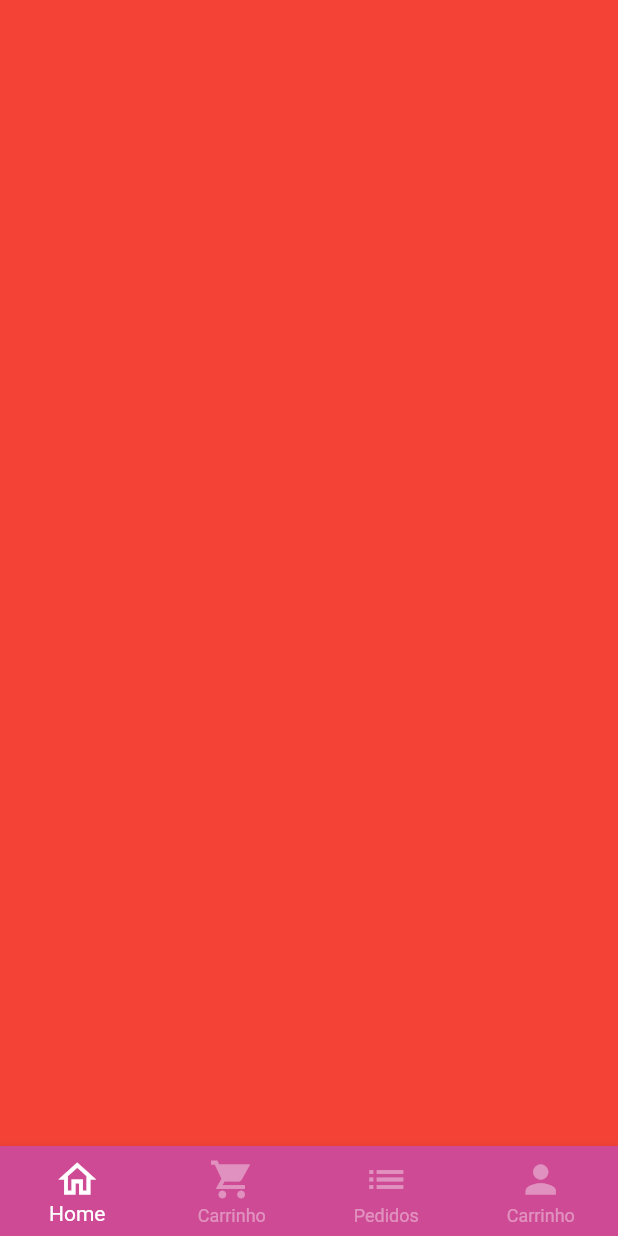
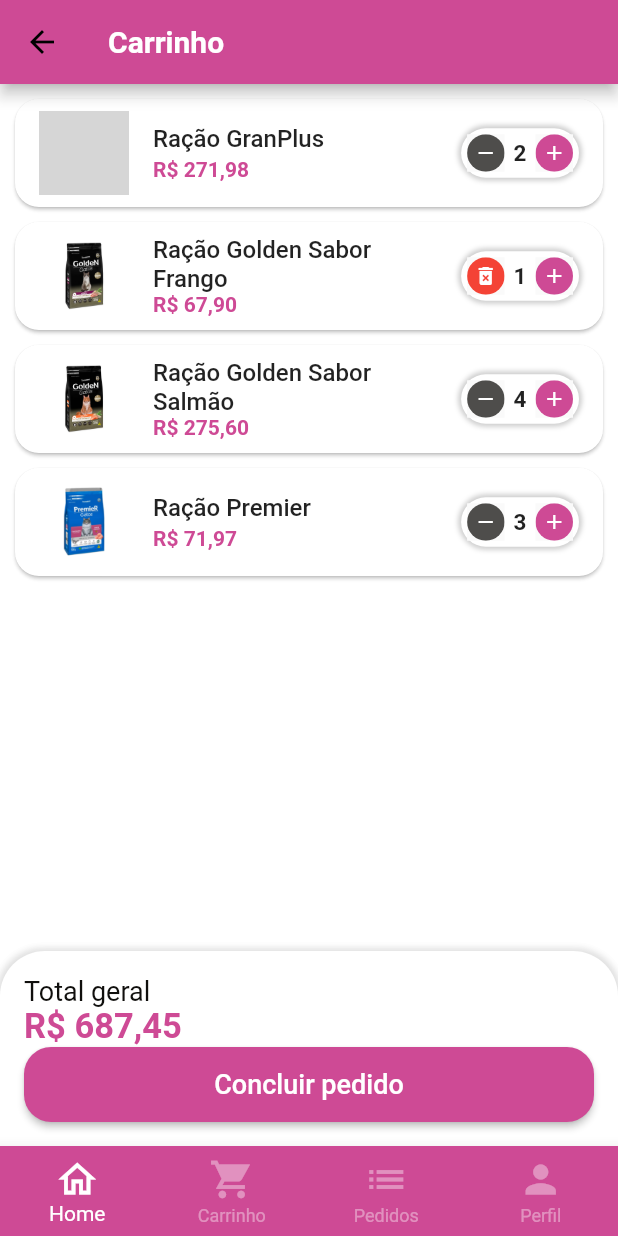
Before and after one commit to luanwertys/flutter_app_feira_tcc, a Flutter app: the BaseScreen screen opened directly, swiped to page 2, on a phone screen of 412 x 824 dp. Run offline on Flutter 3.47's test engine with Material 2 defaults, Android fonts, the phone set to English and light mode, and no system bars; our stand-ins replace animated_text_kit, badges, mask_text_input_formatter; grey boxes are pictures that could not be loaded.

Commit message:
domingão de tcc

```diff
--- a/lib/main.dart
+++ b/lib/main.dart
@@ -21,6 +21,11 @@
             backgroundColor: CustomColors.customContrastColor3,
           ),
         ),
+        outlinedButtonTheme: OutlinedButtonThemeData(
+          style: TextButton.styleFrom(
+            primary: CustomColors.customContrastColor3,
+          ),
+        ),
       ),
       debugShowCheckedModeBanner: false,
       home: const SignInScreen(),
--- a/lib/src/config/app_data.dart
+++ b/lib/src/config/app_data.dart
@@ -1,33 +1,36 @@
 import 'package:flutter_app_cat_happy/src/models/item_model.dart';
+import 'package:flutter_app_cat_happy/src/models/user_model.dart';
+
+import '../models/cart_item_model.dart';
 
 ItemModel granplus = ItemModel(
   description:
       'Ração GranPlus Choice para Gatos Adultos Sabor Frango e Carne 10,1kg',
   imgUrl: 'assets/images/rações/granplus.jpeg',
-  itemName: 'Ração',
+  itemName: 'Ração GranPlus',
   price: 135.99,
-  unit: 'kg',
+  unit: 'Un',
 );
 
 ItemModel golden1 = ItemModel(
   description: 'Ração Golden para Gatos Adultos Castrados Sabor Frango',
   imgUrl: 'assets/images/rações/golden2.jpeg',
-  itemName: 'Ração',
+  itemName: 'Ração Golden Sabor Frango',
   price: 67.90,
-  unit: 'kg',
+  unit: 'Un',
 );
 
 ItemModel golden2 = ItemModel(
   description: 'Ração Golden para Gatos Adultos Castrados Sabor Salmão',
   imgUrl: 'assets/images/rações/golgen.jpeg',
-  itemName: 'Ração',
+  itemName: 'Ração Golden Sabor Salmão',
   price: 68.90,
-  unit: 'kg',
+  unit: 'Un',
 );
 ItemModel premier = ItemModel(
   description: 'Ração Premier para Gatos Castrados de 7 a 11 anos Sabor Frango',
   imgUrl: 'assets/images/rações/primer.jpeg',
-  itemName: 'Ração',
+  itemName: 'Ração Premier',
   price: 23.99,
   unit: 'g',
 );
@@ -37,7 +40,7 @@
   imgUrl: 'assets/images/rações/ração-royal-canin-vitalidade.png',
   itemName: 'Ração',
   price: 68.90,
-  unit: 'kg',
+  unit: 'Un',
 );
 
 ItemModel racao2 = ItemModel(
@@ -45,7 +48,7 @@
   imgUrl: 'assets/images/rações/ração-royal-canin.png',
   itemName: 'Ração',
   price: 68.90,
-  unit: 'kg',
+  unit: 'Un',
 );
 
 List<ItemModel> items = [
@@ -64,3 +67,30 @@
   'Brinquedos',
   'Areias'
 ];
+
+List<CartItemModel> cartItens = [
+  CartItemModel(
+    item: granplus,
+    quantity: 2,
+  ),
+  CartItemModel(
+    item: golden1,
+    quantity: 1,
+  ),
+  CartItemModel(
+    item: golden2,
+    quantity: 4,
+  ),
+  CartItemModel(
+    item: premier,
+    quantity: 3,
+  ),
+];
+
+UserModel user = UserModel(
+  name: 'Luan',
+  email: 'a@2.com.br',
+  phone: '99 9 9999-9999',
+  cpf: '999.999.999-99',
+  password: 'senha@123',
+);
--- /dev/null
+++ b/lib/src/models/cart_item_model.dart
@@ -0,0 +1,13 @@
+import 'package:flutter_app_cat_happy/src/models/item_model.dart';
+
+class CartItemModel {
+  ItemModel item;
+  int quantity;
+
+  CartItemModel({
+    required this.item,
+    required this.quantity,
+  });
+
+  double totalPrice() => item.price * quantity;
+}
--- a/lib/src/pages/auth/sign_in_screen.dart
+++ b/lib/src/pages/auth/sign_in_screen.dart
@@ -1,6 +1,6 @@
 import 'package:animated_text_kit/animated_text_kit.dart';
 import 'package:flutter/material.dart';
-import 'package:flutter_app_cat_happy/src/pages/auth/components/custom_text_field.dart';
+import 'package:flutter_app_cat_happy/src/pages/commom_widgets/custom_text_field.dart';
 import 'package:flutter_app_cat_happy/src/pages/auth/components/custom_text_rich.dart';
 import 'package:flutter_app_cat_happy/src/pages/auth/sing_up_screen.dart';
 import 'package:flutter_app_cat_happy/src/pages/base/base_screen.dart';
--- a/lib/src/pages/auth/sing_up_screen.dart
+++ b/lib/src/pages/auth/sing_up_screen.dart
@@ -1,5 +1,5 @@
 import 'package:flutter/material.dart';
-import 'package:flutter_app_cat_happy/src/pages/auth/components/custom_text_field.dart';
+import 'package:flutter_app_cat_happy/src/pages/commom_widgets/custom_text_field.dart';
 import 'package:flutter_app_cat_happy/src/config/custom_colors.dart';
 import 'package:mask_text_input_formatter/mask_text_input_formatter.dart';
 
--- a/lib/src/pages/base/base_screen.dart
+++ b/lib/src/pages/base/base_screen.dart
@@ -1,6 +1,9 @@
 import 'package:flutter/material.dart';
 import 'package:flutter_app_cat_happy/src/config/custom_colors.dart';
 import 'package:flutter_app_cat_happy/src/pages/home/home_tab.dart';
+
+import '../cart/cart_tab.dart';
+import '../profile/profile_tab.dart';
 
 class BaseScreen extends StatefulWidget {
   const BaseScreen({Key? key}) : super(key: key);
@@ -20,15 +23,11 @@
         controller: pageController,
         children: [
           const HomeTab(),
-          Container(
-            color: Colors.red,
-          ),
+          const CartTab(),
           Container(
             color: Colors.green,
           ),
-          Container(
-            color: Colors.blue,
-          ),
+          const ProfileTab(),
         ],
       ),
       bottomNavigationBar: BottomNavigationBar(
@@ -67,7 +66,7 @@
             icon: Icon(
               Icons.person_sharp,
             ),
-            label: 'Carrinho',
+            label: 'Perfil',
           ),
         ],
       ),
--- /dev/null
+++ b/lib/src/pages/cart/cart_tab.dart
@@ -0,0 +1,170 @@
+import 'package:flutter/material.dart';
+import 'package:flutter_app_cat_happy/src/config/custom_colors.dart';
+import 'package:flutter_app_cat_happy/src/models/cart_item_model.dart';
+import 'package:flutter_app_cat_happy/src/pages/cart/components/cart_title.dart';
+import 'package:flutter_app_cat_happy/src/services/utils_services.dart';
+import 'package:flutter_app_cat_happy/src/config/app_data.dart' as appdata;
+
+class CartTab extends StatefulWidget {
+  const CartTab({Key? key}) : super(key: key);
+
+  @override
+  State<CartTab> createState() => _CartTabState();
+}
+
+class _CartTabState extends State<CartTab> {
+  final UtilsServices utilsServices = UtilsServices();
+
+  void removeItemFronCart(CartItemModel cartItem) {
+    setState(() {
+      appdata.cartItens.remove(cartItem);
+    });
+  }
+
+  double cartTotalPrice() {
+    double total = 0;
+    for (var item in appdata.cartItens) {
+      total += item.totalPrice();
+    }
+
+    return total;
+  }
+
+  @override
+  Widget build(BuildContext context) {
+    return Scaffold(
+      appBar: AppBar(
+        backgroundColor: CustomColors.customContrastColor3,
+        title: Text(
+          'Carrinho',
+          style: TextStyle(
+            color: CustomColors.customContrastColor4,
+            //fontFamily: 'Mulish',
+            fontWeight: FontWeight.bold,
+          ),
+        ),
+      ),
+      body: Column(
+        children: [
+          Expanded(
+            child: ListView.builder(
+              itemCount: appdata.cartItens.length,
+              itemBuilder: (_, index) {
+                return CartTitle(
+                  cartItem: appdata.cartItens[index],
+                  remove: removeItemFronCart,
+                );
+              },
+            ),
+          ),
+          const SizedBox(
+            height: 20,
+          ),
+          Container(
+            padding: const EdgeInsets.all(16),
+            decoration: BoxDecoration(
+              color: CustomColors.customContrastColor4,
+              borderRadius: const BorderRadius.vertical(
+                top: Radius.circular(30),
+              ),
+              boxShadow: [
+                BoxShadow(
+                  color: Colors.grey.shade300,
+                  blurRadius: 3,
+                  spreadRadius: 2,
+                ),
+              ],
+            ),
+            child: Column(
+              crossAxisAlignment: CrossAxisAlignment.stretch,
+              children: [
+                Text(
+                  'Total geral',
+                  style: TextStyle(
+                    fontSize: 18,
+                    color: CustomColors.customContrastColor2,
+                  ),
+                ),
+                Text(
+                  utilsServices.princeTocurrncy(
+                    cartTotalPrice(),
+                  ),
+                  style: TextStyle(
+                    fontSize: 23,
+                    color: CustomColors.customContrastColor3,
+                    fontWeight: FontWeight.bold,
+                  ),
+                ),
+                SizedBox(
+                  height: 50,
+                  child: ElevatedButton(
+                    style: ElevatedButton.styleFrom(
+                      shape: RoundedRectangleBorder(
+                        borderRadius: BorderRadius.circular(18),
+                      ),
+                    ),
+                    onPressed: () async {
+                      bool? result = await showOrderConfirmation();
+                      // print(result);
+                    },
+                    child: Text(
+                      'Concluir pedido',
+                      style: TextStyle(
+                        color: CustomColors.customContrastColor4,
+                        fontSize: 18,
+                      ),
+                    ),
+                  ),
+                ),
+              ],
+            ),
+          ),
+        ],
+      ),
+    );
+  }
+
+  Future<bool?> showOrderConfirmation() {
+    return showDialog<bool>(
+      context: context,
+      builder: (context) {
+        return AlertDialog(
+          shape: RoundedRectangleBorder(
+            borderRadius: BorderRadius.circular(20),
+          ),
+          title: const Text('Confirmação'),
+          content: const Text('Deseja realmente concluir esse pedido?'),
+          actions: [
+            TextButton(
+              onPressed: () {
+                Navigator.of(context).pop(false);
+              },
+              child: Text(
+                'Não',
+                style: TextStyle(
+                  color: CustomColors.customContrastColor3,
+                ),
+              ),
+            ),
+            ElevatedButton(
+              style: ElevatedButton.styleFrom(
+                shape: RoundedRectangleBorder(
+                  borderRadius: BorderRadius.circular(20),
+                ),
+              ),
+              onPressed: () {
+                Navigator.of(context).pop(true);
+              },
+              child: Text(
+                'Sim',
+                style: TextStyle(
+                  color: CustomColors.customContrastColor4,
+                ),
+              ),
+            ),
+          ],
+        );
+      },
+    );
+  }
+}
--- /dev/null
+++ b/lib/src/pages/cart/components/cart_title.dart
@@ -0,0 +1,75 @@
+import 'package:flutter/material.dart';
+import 'package:flutter_app_cat_happy/src/config/custom_colors.dart';
+import 'package:flutter_app_cat_happy/src/models/cart_item_model.dart';
+import 'package:flutter_app_cat_happy/src/pages/commom_widgets/quantity_widget.dart';
+import 'package:flutter_app_cat_happy/src/services/utils_services.dart';
+
+class CartTitle extends StatefulWidget {
+  final CartItemModel cartItem;
+  final Function(CartItemModel) remove;
+  const CartTitle({
+    Key? key,
+    required this.cartItem,
+    required this.remove,
+  }) : super(key: key);
+
+  @override
+  State<CartTitle> createState() => _CartTitleState();
+}
+
+class _CartTitleState extends State<CartTitle> {
+  final UtilsServices utilsServices = UtilsServices();
+
+  @override
+  Widget build(BuildContext context) {
+    return Card(
+      margin: const EdgeInsets.fromLTRB(10, 10, 10, 0),
+      shape: RoundedRectangleBorder(
+        borderRadius: BorderRadius.circular(16),
+      ),
+      child: ListTile(
+        //image
+        leading: Image.asset(
+          widget.cartItem.item.imgUrl,
+          height: 60,
+          width: 60,
+        ),
+
+        //titulo
+        title: Text(
+          widget.cartItem.item.itemName,
+          style: const TextStyle(
+            fontWeight: FontWeight.w500,
+          ),
+        ),
+
+        // Total
+        subtitle: Text(
+          utilsServices.princeTocurrncy(
+            widget.cartItem.totalPrice(),
+          ),
+          style: TextStyle(
+            color: CustomColors.customContrastColor3,
+            fontWeight: FontWeight.bold,
+          ),
+        ),
+
+        //Quantidade
+        trailing: QuantityWidget(
+          value: widget.cartItem.quantity,
+          result: (quantity) {
+            setState(() {
+              widget.cartItem.quantity = quantity;
+
+              if (quantity == 0) {
+                // Remover item do carrinho
+                widget.remove(widget.cartItem);
+              }
+            });
+          },
+          isRemovable: true,
+        ),
+      ),
+    );
+  }
+}
--- /dev/null
+++ b/lib/src/pages/commom_widgets/quantity_widget.dart
@@ -0,0 +1,107 @@
+import 'package:flutter/material.dart';
+import 'package:flutter_app_cat_happy/src/config/custom_colors.dart';
+
+class QuantityWidget extends StatelessWidget {
+  final int value;
+  final Function(int quantity) result;
+  final bool isRemovable;
+
+  const QuantityWidget({
+    Key? key,
+    required this.value,
+    required this.result,
+    this.isRemovable = false,
+  }) : super(key: key);
+
+  @override
+  Widget build(BuildContext context) {
+    return Container(
+      padding: const EdgeInsets.all(4),
+      decoration: BoxDecoration(
+        color: CustomColors.customContrastColor4,
+        borderRadius: BorderRadius.circular(50),
+        boxShadow: [
+          BoxShadow(
+            color: Colors.grey.withOpacity(0.5),
+            spreadRadius: 2,
+            blurRadius: 2,
+            //offset: const Offset(0, 3),
+          ),
+        ],
+      ),
+      child: Row(
+        mainAxisSize: MainAxisSize.min,
+        children: [
+          _QuantityButton(
+            icon:
+                !isRemovable || value > 1 ? Icons.remove : Icons.delete_forever,
+            color: !isRemovable || value > 1
+                ? CustomColors.customContrastColor
+                : Colors.red,
+            onPressed: () {
+              if (value == 1 && !isRemovable) return;
+              int resultCount = value - 1;
+              result(resultCount);
+            },
+          ),
+          Padding(
+            padding: const EdgeInsets.symmetric(
+              horizontal: 6,
+            ),
+            child: Text(
+              '$value',
+              style: const TextStyle(
+                fontSize: 15,
+                fontWeight: FontWeight.bold,
+              ),
+            ),
+          ),
+          _QuantityButton(
+            icon: Icons.add,
+            color: CustomColors.customContrastColor3,
+            onPressed: () {
+              int resultCount = value + 1;
+              result(resultCount);
+            },
+          ),
+        ],
+      ),
+    );
+  }
+}
+
+class _QuantityButton extends StatelessWidget {
+  final Color color;
+  final IconData icon;
+  final VoidCallback onPressed;
+
+  const _QuantityButton({
+    Key? key,
+    required this.color,
+    required this.icon,
+    required this.onPressed,
+  }) : super(key: key);
+
+  @override
+  Widget build(BuildContext context) {
+    return Material(
+      child: InkWell(
+        borderRadius: BorderRadius.circular(50),
+        onTap: onPressed,
+        child: Ink(
+          height: 25,
+          width: 25,
+          decoration: BoxDecoration(
+            color: color,
+            shape: BoxShape.circle,
+          ),
+          child: Icon(
+            icon,
+            color: CustomColors.customContrastColor4,
+            size: 16,
+          ),
+        ),
+      ),
+    );
+  }
+}
```
Also changed, not shown: lib/src/models/user_model.dart (added, +15 -0 lines), lib/src/pages/commom_widgets/custom_text_field.dart (renamed from lib/src/pages/auth/components/custom_text_field.dart, +6 -1 lines), lib/src/pages/home/components/item_tile.dart (+7 -3 lines), lib/src/pages/products/product_screen.dart (+25 -11 lines), lib/src/pages/profile/profile_tab.dart (added, +85 -0 lines).
